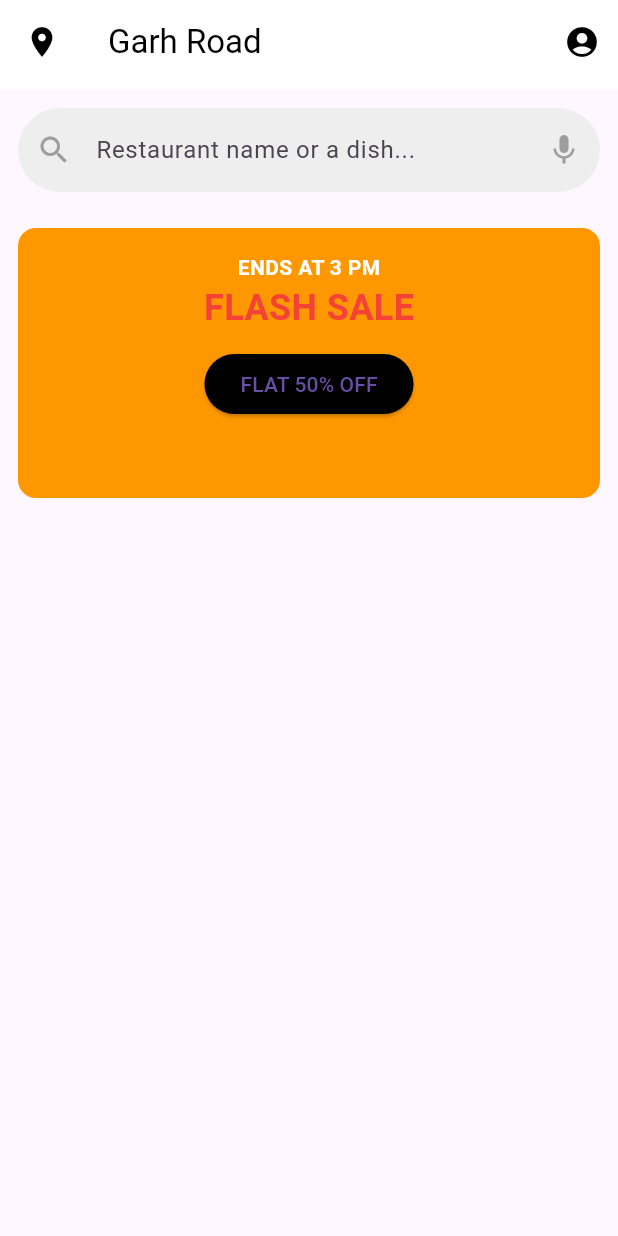
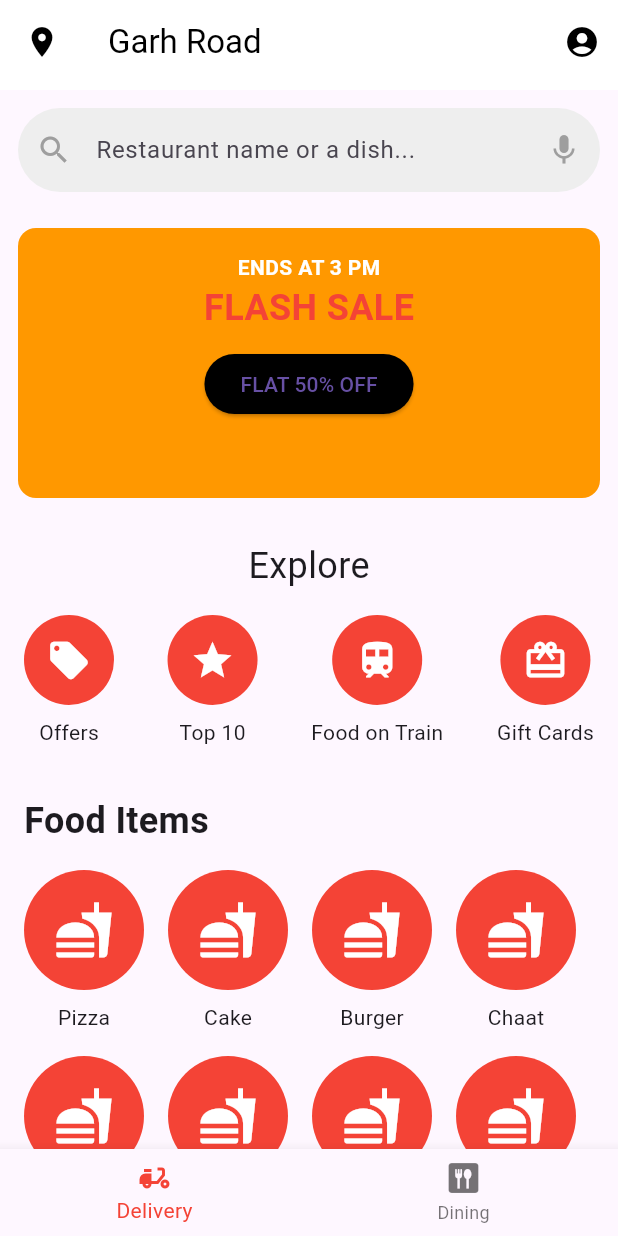
Before and after one commit to yugamsaini/zomatoFoodApp, a Flutter app: the screen it shows after launch, on a phone screen of 412 x 824 dp. Run offline on Flutter 3.47's test engine with Material 3 defaults, Android fonts, the phone set to English and light mode, and no system bars.

Commit message:
added the explore and food item section

```diff
--- a/lib/home_page.dart
+++ b/lib/home_page.dart
@@ -1,5 +1,8 @@
 import 'package:flutter/material.dart';
 import 'package:zomatofoodapp/widgets/banner.dart';
+import 'package:zomatofoodapp/widgets/bottom_navbar.dart';
+import 'package:zomatofoodapp/widgets/explore.dart';
+import 'package:zomatofoodapp/widgets/food_item_section.dart';
 import 'package:zomatofoodapp/widgets/search_bar.dart';
 import 'widgets/app_bar.dart';
 
@@ -19,11 +22,13 @@ class HomePage extends StatelessWidget {
           crossAxisAlignment: CrossAxisAlignment.start,
           children: [
             const SearchBarWidget(),
-            const FlashSaleBanner()
+            const FlashSaleBanner(),
+            const ExploreSection(),
+            const FoodItemsSection(),
           ],
         ),
       ),
-
+      bottomNavigationBar: const BottomNavBar(),
     );
   }
 }
--- /dev/null
+++ b/lib/widgets/bottom_navbar.dart
@@ -0,0 +1,16 @@
+import 'package:flutter/material.dart';
+
+class BottomNavBar extends StatelessWidget {
+  const BottomNavBar({super.key});
+
+  @override
+  Widget build(BuildContext context) {
+    return BottomNavigationBar(
+      items: const [
+        BottomNavigationBarItem(icon: Icon(Icons.delivery_dining), label: "Delivery"),
+        BottomNavigationBarItem(icon: Icon(Icons.dining), label: "Dining"),
+      ],
+      selectedItemColor: Colors.red,
+    );
+  }
+}
--- /dev/null
+++ b/lib/widgets/explore.dart
@@ -0,0 +1,63 @@
+import 'package:flutter/material.dart';
+import 'package:zomatofoodapp/widgets/icon_card.dart';
+
+class ExploreSection extends StatelessWidget {
+  const ExploreSection({super.key});
+
+  @override
+  Widget build(BuildContext context) {
+    return Padding(
+      padding: const EdgeInsets.all(16.0),
+      child: Column(
+        crossAxisAlignment: CrossAxisAlignment.start,
+        children: [
+          Center(
+            child: const Text(
+              'Explore',
+              style: TextStyle(
+                fontSize: 24,
+                fontWeight: FontWeight.normal,
+
+              ),
+            ),
+          ),
+          const SizedBox(height: 16),
+
+          Row(
+            mainAxisAlignment: MainAxisAlignment.spaceBetween,
+            children: [
+              IconCard(
+                icon: Icons.local_offer,
+                label: 'Offers',
+                onTap: () {
+
+                },
+              ),
+              IconCard(
+                icon: Icons.star,
+                label: 'Top 10',
+                onTap: () {
+
+                },
+              ),
+              IconCard(
+                icon: Icons.train,
+                label: 'Food on Train',
+                onTap: () {
+
+                },
+              ),
+              IconCard(
+                icon: Icons.card_giftcard,
+                label: 'Gift Cards',
+                onTap: () {
+
+                },
+              ),
+            ],
+          ),
+        ],
+      ),
+    );
+  }
+}
--- /dev/null
+++ b/lib/widgets/food_item_section.dart
@@ -0,0 +1,107 @@
+import 'package:flutter/material.dart';
+
+class FoodItemsSection extends StatefulWidget {
+  const FoodItemsSection({super.key});
+
+  @override
+  _FoodItemsSectionState createState() => _FoodItemsSectionState();
+}
+
+class _FoodItemsSectionState extends State<FoodItemsSection> {
+  final ScrollController _scrollController1 = ScrollController();
+  final ScrollController _scrollController2 = ScrollController();
+
+  @override
+  void initState() {
+    super.initState();
+
+    // Synchronize both rows' scroll positions
+    _scrollController1.addListener(() {
+      if (_scrollController1.offset != _scrollController2.offset) {
+        _scrollController2.jumpTo(_scrollController1.offset);
+      }
+    });
+
+    _scrollController2.addListener(() {
+      if (_scrollController2.offset != _scrollController1.offset) {
+        _scrollController1.jumpTo(_scrollController2.offset);
+      }
+    });
+  }
+
+  @override
+  void dispose() {
+    _scrollController1.dispose();
+    _scrollController2.dispose();
+    super.dispose();
+  }
+
+  @override
+  Widget build(BuildContext context) {
+    // List of food items
+    final foodItems = ['Pizza', 'Cake', 'Burger', 'Chaat', 'Chowmein', 'Pasta'];
+
+    return Padding(
+      padding: const EdgeInsets.all(16.0),
+      child: Column(
+        crossAxisAlignment: CrossAxisAlignment.start,
+        children: [
+          const Text(
+            'Food Items',
+            style: TextStyle(
+              fontSize: 24,
+              fontWeight: FontWeight.bold,
+            ),
+          ),
+          const SizedBox(height: 16),
+
+          // First horizontal scrollable row
+          SingleChildScrollView(
+            scrollDirection: Axis.horizontal,
+            controller: _scrollController1,
+            child: Row(
+              children: foodItems
+                  .map((item) => _buildFoodItemCard(item))
+                  .toList(),
+            ),
+          ),
+
+          const SizedBox(height: 16),
+
+          // Second horizontal scrollable row (synchronized with the first)
+          SingleChildScrollView(
+            scrollDirection: Axis.horizontal,
+            controller: _scrollController2,
+            child: Row(
+              children: foodItems
+                  .map((item) => _buildFoodItemCard(item))
+                  .toList(),
+            ),
+          ),
+        ],
+      ),
+    );
+  }
+
+  // Helper function to build each food item card
+  Widget _buildFoodItemCard(String item) {
+    return Padding(
+      padding: const EdgeInsets.only(right: 16.0),
+      child: Column(
+        children: [
+          CircleAvatar(
+            radius: 40,
+            backgroundColor: Colors.red,
+            child: Icon(
+              Icons.fastfood,
+              color: Colors.white,
+              size: 40,
+            ),
+          ),
+          const SizedBox(height: 8),
+          Text(item, style: const TextStyle(fontSize: 14)),
+        ],
+      ),
+    );
+  }
+}
--- /dev/null
+++ b/lib/widgets/icon_card.dart
@@ -0,0 +1,36 @@
+import 'package:flutter/material.dart';
+
+class IconCard extends StatelessWidget {
+  final IconData icon;
+  final String label;
+ final VoidCallback onTap;
+
+  const IconCard({
+    super.key,
+    required this.icon,
+    required this.label,
+    required this.onTap,
+  });
+
+  @override
+  Widget build(BuildContext context) {
+    return GestureDetector(
+      // onTap: onTap,
+      child: Column(
+        children: [
+          CircleAvatar(
+            radius: 30,
+            backgroundColor: Colors.red,
+            child: Icon(
+              icon,
+              color: Colors.white,
+              size: 30,
+            ),
+          ),
+          const SizedBox(height: 8),
+          Text(label, style: const TextStyle(fontSize: 14)),
+        ],
+      ),
+    );
+  }
+}
```
Also changed, not shown: 1 other file.
